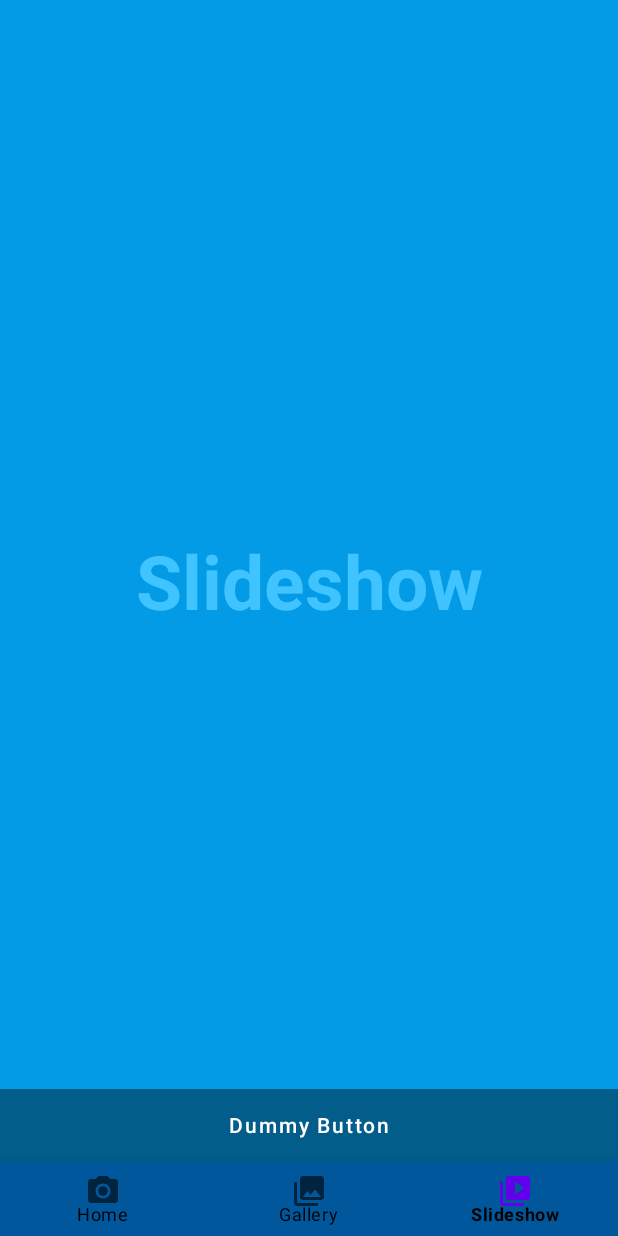
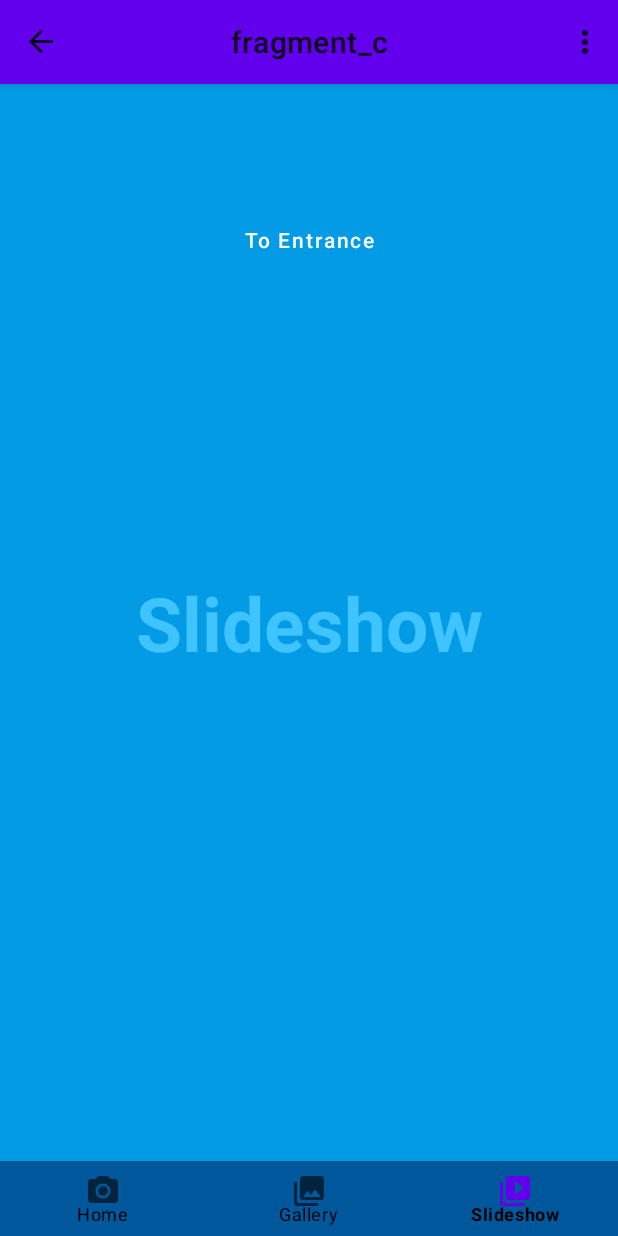
Before and after one commit to rainbeanFan/Navigation, an Android app: the FragmentC screen opened through its navigation route, on a phone screen of 412 x 824 dp. Run offline under Robolectric (Android 15) with nearby library versions, the phone set to English and light mode, and no system bars; our stand-ins replace navigation-ui.

Commit message:
style: remove unused code
Took 51 minutes

```diff
--- a/app/src/main/java/cn/lancet/navigation/FragmentA.kt
+++ b/app/src/main/java/cn/lancet/navigation/FragmentA.kt
@@ -17,8 +17,6 @@ import cn.lancet.navigation.databinding.FragmentABinding
 class FragmentA : Fragment() {
 
     private var dummyButton: Button? = null
-    private var fullscreenContent: View? = null
-    private var fullscreenContentControls: View? = null
 
     private var _binding: FragmentABinding? = null
 
@@ -40,8 +38,6 @@ class FragmentA : Fragment() {
         super.onViewCreated(view, savedInstanceState)
 
         dummyButton = binding.dummyButton
-        fullscreenContent = binding.fullscreenContent
-        fullscreenContentControls = binding.fullscreenContentControls
 
         val options = navOptions {
             anim {
@@ -62,8 +58,6 @@ class FragmentA : Fragment() {
     override fun onDestroy() {
         super.onDestroy()
         dummyButton = null
-        fullscreenContent = null
-        fullscreenContentControls = null
     }
 
 
--- a/app/src/main/java/cn/lancet/navigation/FragmentC.kt
+++ b/app/src/main/java/cn/lancet/navigation/FragmentC.kt
@@ -13,8 +13,6 @@ import cn.lancet.navigation.databinding.FragmentCBinding
 class FragmentC : Fragment() {
 
     private var dummyButton: Button? = null
-    private var fullscreenContent: View? = null
-    private var fullscreenContentControls: View? = null
 
     private var _binding: FragmentCBinding? = null
 
@@ -37,8 +35,6 @@ class FragmentC : Fragment() {
         super.onViewCreated(view, savedInstanceState)
 
         dummyButton = binding.dummyButton
-        fullscreenContent = binding.fullscreenContent
-        fullscreenContentControls = binding.fullscreenContentControls
 
         dummyButton?.setOnClickListener {
 
@@ -52,8 +48,6 @@ class FragmentC : Fragment() {
     override fun onDestroy() {
         super.onDestroy()
         dummyButton = null
-        fullscreenContent = null
-        fullscreenContentControls = null
     }
 
     override fun onDestroyView() {
--- a/app/src/main/java/cn/lancet/navigation/MainActivity.kt
+++ b/app/src/main/java/cn/lancet/navigation/MainActivity.kt
@@ -1,11 +1,9 @@
 package cn.lancet.navigation
 
-import androidx.appcompat.app.AppCompatActivity
 import android.os.Bundle
 import android.view.Menu
 import android.view.MenuItem
-import android.view.View
-import androidx.fragment.app.commit
+import androidx.appcompat.app.AppCompatActivity
 import androidx.fragment.app.commitNow
 import androidx.navigation.NavController
 import androidx.navigation.fragment.NavHostFragment
@@ -39,24 +37,12 @@ class MainActivity : AppCompatActivity() {
         )
 
         mNavController?.addOnDestinationChangedListener { _, destination, _ ->
-            if (destination.id == R.id.fragmentC) {
-                mBinding!!.toolbar.visibility = View.GONE
-            } else {
-                mBinding!!.toolbar.visibility = View.VISIBLE
-            }
+            mBinding!!.toolbar.isTitleCentered = destination.id == R.id.fragmentC
         }
 
 
         val appBarConfiguration = AppBarConfiguration
             .Builder(mNavController!!.graph).build()
-//            .Builder().setFallbackOnNavigateUpListener {
-//            if (navController.navigateUp()) {
-//                true
-//            } else {
-//                finish()
-//                false
-//            }
-//        }.build()
 
         setSupportActionBar(mBinding!!.toolbar)
         NavigationUI.setupWithNavController(
--- a/app/src/main/res/layout/fragment_c.xml
+++ b/app/src/main/res/layout/fragment_c.xml
@@ -3,6 +3,7 @@
     xmlns:tools="http://schemas.android.com/tools"
     android:layout_width="match_parent"
     android:layout_height="match_parent"
+    android:fitsSystemWindows="true"
     android:background="?attr/fullscreenBackgroundColor"
     android:theme="@style/ThemeOverlay.Navigation.FullscreenContainer"
     tools:context=".FragmentC">
@@ -17,31 +18,15 @@
         android:textSize="50sp"
         android:textStyle="bold" />
 
-    <FrameLayout
+    <Button
+        android:id="@+id/dummy_button"
+        style="?android:attr/buttonBarButtonStyle"
         android:layout_width="match_parent"
-        android:layout_height="match_parent"
-        android:fitsSystemWindows="true">
-
-        <LinearLayout
-            android:id="@+id/fullscreen_content_controls"
-            style="@style/Widget.Theme.Navigation.ButtonBar.Fullscreen"
-            android:layout_width="match_parent"
-            android:layout_height="wrap_content"
-            android:layout_gravity="bottom|center_horizontal"
-            android:orientation="horizontal"
-            tools:ignore="UselessParent">
-
-            <Button
-                android:id="@+id/dummy_button"
-                style="?android:attr/buttonBarButtonStyle"
-                android:layout_width="0dp"
-                android:layout_height="wrap_content"
-                android:layout_weight="1"
-                android:textAllCaps="false"
-                android:textColor="@color/white"
-                android:text="@string/dummy_button" />
-
-        </LinearLayout>
-    </FrameLayout>
+        android:layout_height="wrap_content"
+        android:layout_marginTop="80dp"
+        android:layout_weight="1"
+        android:text="To Entrance"
+        android:textAllCaps="false"
+        android:textColor="@color/white" />
 
 </FrameLayout>
--- a/app/src/main/res/navigation/lancet_navigation.xml
+++ b/app/src/main/res/navigation/lancet_navigation.xml
@@ -12,7 +12,12 @@
         tools:layout="@layout/fragment_a">
         <action
             android:id="@+id/action_fragmentA_to_fragmentB"
-            app:destination="@id/fragmentB" />
+            app:destination="@id/fragmentB"
+            app:enterAnim="@anim/slide_enter_right"
+            app:exitAnim="@anim/slide_exit_left"
+            app:popEnterAnim="@anim/slide_enter_left"
+            app:popExitAnim="@anim/slide_exit_right" />
+
     </fragment>
     <fragment
         android:id="@+id/fragmentB"
```
Also changed, not shown: app/src/main/res/layout/fragment_a.xml (+10 -25 lines), app/src/main/res/layout/fragment_b.xml (+10 -25 lines).
